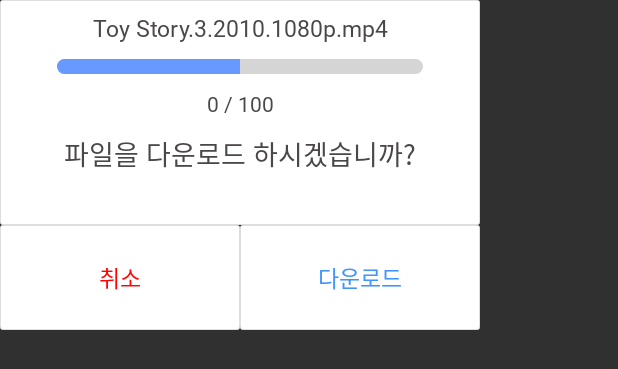
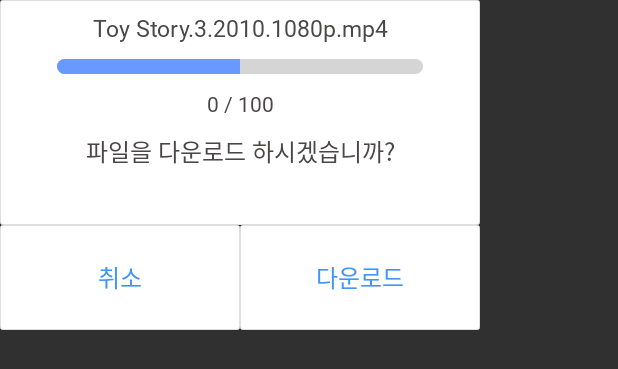
Before and after one commit to 201411216/junWiDi, an Android app: the layout receive_dialog.xml on its own in the app's theme, with its tools: preview values and no code run, on a phone screen of 412 x 824 dp. Shown: the top 369 px of the screen. Run offline under Robolectric (Android 15) with nearby library versions, the phone set to English and light mode, and no system bars.

Commit message:
9.15 색상 보완

```diff
--- a/app/src/main/java/com/n3v/junwidi/Dialogs/SendDialog.java
+++ b/app/src/main/java/com/n3v/junwidi/Dialogs/SendDialog.java
@@ -85,9 +85,9 @@ public class SendDialog extends Dialog {
         percentage.setVisibility(View.GONE);
         question.setVisibility(View.VISIBLE);
         okButton.setTextColor(Color.parseColor(Constants.COLOR_OK_SKYBLUE));
-        cancelButton.setTextColor(Color.parseColor(Constants.COLOR_CANCEL_RED));
+        //cancelButton.setTextColor(Color.parseColor(Constants.COLOR_CANCEL_RED));
         okButton.setEnabled(true);
-        okButton.setAlpha(1f);
+        //okButton.setAlpha(1f);
     }
 
     private View.OnClickListener dialogClickListener = new View.OnClickListener() {
@@ -142,7 +142,7 @@ public class SendDialog extends Dialog {
         progressBar.setVisibility(View.VISIBLE);
         percentage.setText(receiver_Str);
         okButton.setEnabled(false);
-        okButton.setAlpha(0.3f);
+        //okButton.setAlpha(0.3f);
         okButton.setTextColor(Color.parseColor(Constants.COLOR_BLOCKED_GRAY));
     }
 
--- a/app/src/main/res/layout/receive_dialog.xml
+++ b/app/src/main/res/layout/receive_dialog.xml
@@ -47,43 +47,42 @@
             android:fontFamily="@font/notolight"
             android:textColor="#4B4747"
             android:text="0 / 100"/>
+
         <TextView
-            android:layout_gravity="bottom"
-            android:gravity="center"
-            android:layout_marginTop="10dp"
+            android:id="@+id/rcv_dialog_txt_question"
             android:layout_width="match_parent"
             android:layout_height="wrap_content"
+            android:layout_gravity="bottom"
+            android:layout_marginTop="10dp"
             android:fontFamily="@font/notoregular"
+            android:gravity="center"
+            android:text="파일을 다운로드 하시겠습니까?"
             android:textColor="#4B4747"
-            android:textSize="18dp"
-            android:id="@+id/rcv_dialog_txt_question"
-            android:text="파일을 다운로드 하시겠습니까?"/>
+            android:textSize="16dp" />
 
     </LinearLayout>
     <LinearLayout
         android:layout_width="match_parent"
         android:layout_height="70dp">
+
         <Button
+            android:id="@+id/rcv_dialog_btn_cancel"
             android:layout_width="160dp"
             android:layout_height="match_parent"
+            android:background="@drawable/btn_dialog"
             android:fontFamily="@font/notoregular"
             android:text="취소"
-            android:background="@drawable/btn_dialog"
-            android:textColor="#FF0303"
-            android:textSize="15dp"
-            android:id="@+id/rcv_dialog_btn_cancel"
-            />
+            android:textColor="#4095FB"
+            android:textSize="16dp" />
 
         <Button
+            android:id="@+id/rcv_dialog_btn_ok"
             android:layout_width="160dp"
             android:layout_height="match_parent"
-            android:fontFamily="@font/notoregular"
+            android:background="@drawable/btn_dialog"
+            android:fontFamily="@font/notoblack"
             android:text="다운로드"
-            android:id="@+id/rcv_dialog_btn_ok"
-            android:background="@drawable/btn_dialog"
             android:textColor="#4095FB"
-            android:textSize="15dp"/>
-
+            android:textSize="16dp" />
     </LinearLayout>
-
 </LinearLayout>
```
Also changed, not shown: app/src/main/java/com/n3v/junwidi/Dialogs/ReceiveDialog.java (+7 -7 lines), app/src/main/res/layout/send_dialog.xml (+11 -11 lines).
